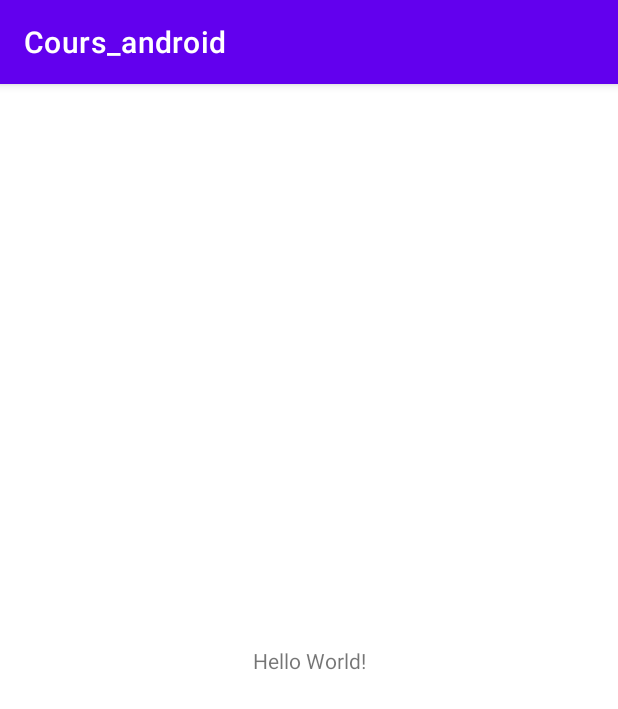
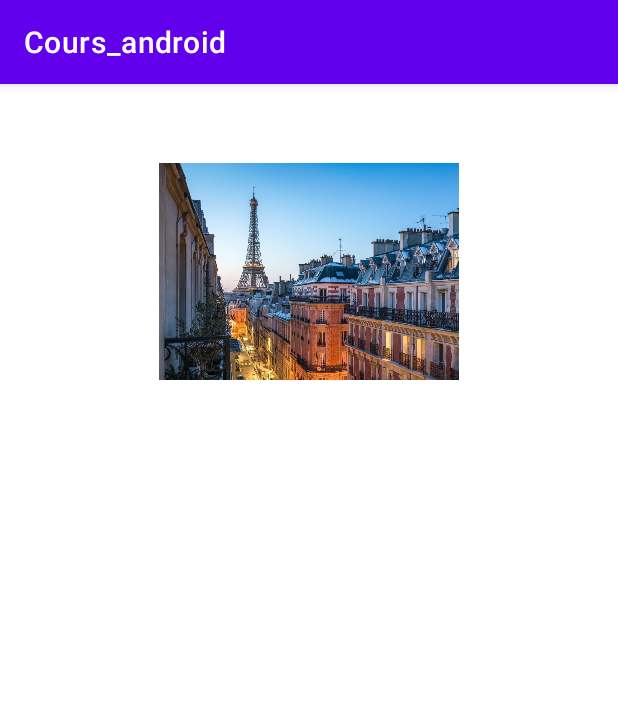
Before and after one commit to Erwan8989/Cours-environnement-android, an Android app: the screen it shows after launch (MainActivity), on a phone screen of 412 x 824 dp. Shown: the top 709 px of the screen. Run offline under Robolectric (Android 15) with nearby library versions, the phone set to English and light mode, and no system bars.

Commit message:
Image (terminé)
Afficher l'image depuis ressources

```diff
--- a/Cours_android/app/src/main/res/layout/activity_main.xml
+++ b/Cours_android/app/src/main/res/layout/activity_main.xml
@@ -6,13 +6,22 @@
     android:layout_height="match_parent"
     tools:context=".MainActivity">
 
-    <TextView
-        android:layout_width="wrap_content"
-        android:layout_height="wrap_content"
-        android:text="Hello World!"
-        app:layout_constraintBottom_toBottomOf="parent"
-        app:layout_constraintLeft_toLeftOf="parent"
-        app:layout_constraintRight_toRightOf="parent"
-        app:layout_constraintTop_toTopOf="parent" />
+    <LinearLayout
+      android:layout_width="match_parent"
+      android:layout_height="match_parent"
+      android:orientation="horizontal"
+      android:gravity="center_horizontal">
+
+
+
+      <ImageView
+        android:layout_width="200dp"
+        android:layout_height="150dp"
+        android:layout_marginTop="50dp"
+        android:src="@drawable/img" />
+
+
+    </LinearLayout>
+
 
 </androidx.constraintlayout.widget.ConstraintLayout>
```
Also changed, not shown: Cours_android/app/src/main/res/drawable/img.jpeg (added).
